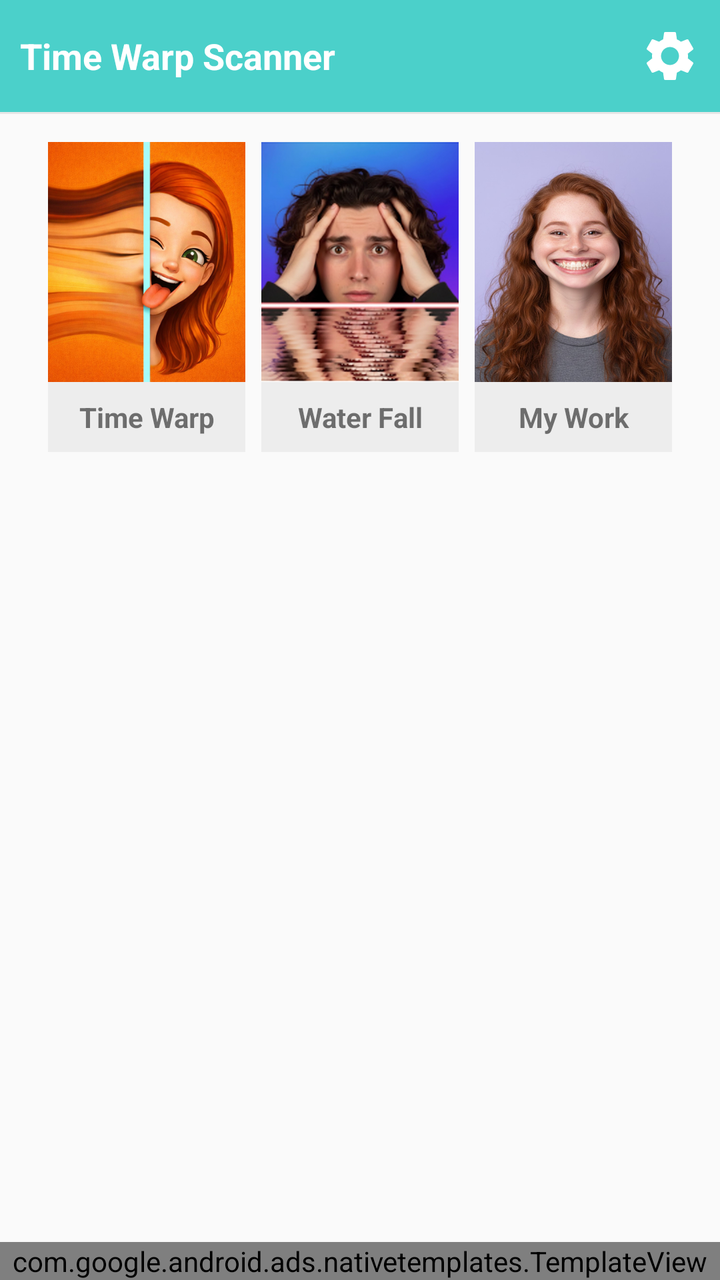
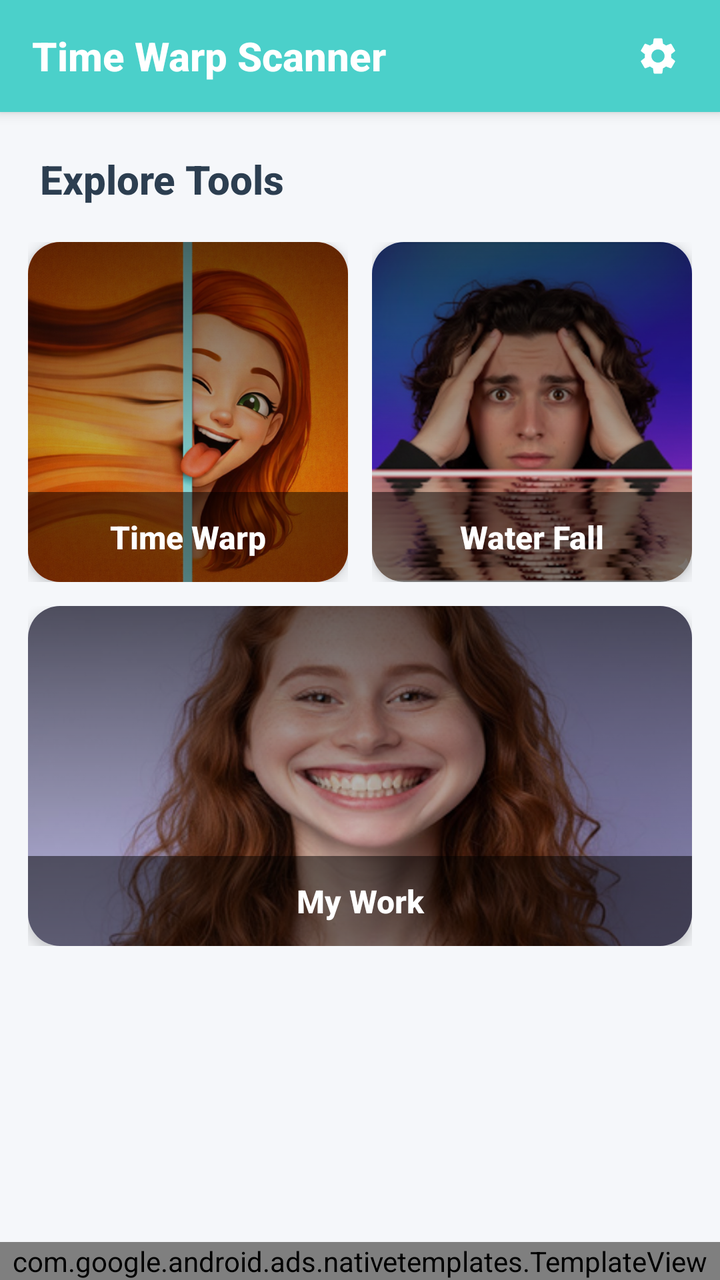

Screens rendered from an Android XML layout before and after an edit, with the pre-edit source and the edit as a unified diff.
<!-- AndroidManifest.xml: application theme TimeWarpScanner -->
<!-- res/layout/activity_main.xml -->
<?xml version="1.0" encoding="utf-8"?>
<RelativeLayout xmlns:android="http://schemas.android.com/apk/res/android"
    xmlns:app="http://schemas.android.com/apk/res-auto"
    android:layout_width="match_parent"
    android:layout_height="match_parent">

    <LinearLayout
        android:layout_above="@+id/btm1"
        android:layout_width="match_parent"
        android:layout_height="match_parent"
        android:orientation="vertical">

        
        <RelativeLayout
            android:layout_width="match_parent"
            android:layout_height="?attr/actionBarSize"
            android:background="@color/primarymain">

            <TextView
                android:layout_width="wrap_content"
                android:layout_height="wrap_content"
                android:layout_centerVertical="true"
                android:layout_marginLeft="10dp"
                android:text="@string/app_name"
                android:textColor="@color/white"
                android:textSize="18sp"
                android:textStyle="bold" />

            <ImageView
                android:id="@+id/settings"
                android:layout_width="@dimen/_30sdp"
                android:layout_height="@dimen/_30sdp"
                android:layout_alignParentRight="true"
                android:src="@drawable/ic_setting"
                android:layout_centerVertical="true"
                android:layout_marginRight="@dimen/_10sdp"
                app:tint="@color/white"/>
        </RelativeLayout>

        <View
            android:layout_width="match_parent"
            android:layout_height="1dp"
            android:background="#e6e6e6" />

        <androidx.core.widget.NestedScrollView
            android:layout_width="match_parent"
            android:layout_height="wrap_content">

            <LinearLayout
                android:layout_width="match_parent"
                android:layout_height="wrap_content"
                android:orientation="vertical">

                
                <LinearLayout
                    android:layout_width="match_parent"
                    android:layout_height="wrap_content"
                    android:layout_marginLeft="@dimen/_20sdp"
                    android:layout_marginRight="@dimen/_20sdp"
                    android:layout_marginTop="@dimen/_10sdp"
                    android:orientation="horizontal">

                    
                    <LinearLayout
                        android:layout_width="0dp"
                        android:layout_height="wrap_content"
                        android:layout_weight="1"
                        android:orientation="vertical"
                        android:padding="4dp">

                        <ImageView
                            android:id="@+id/iv_wrap_image"
                            android:layout_width="match_parent"
                            android:layout_height="120dp"
                            android:scaleType="centerCrop"
                            android:src="@drawable/time_wrap"/>

                        <TextView
                            android:layout_width="match_parent"
                            android:layout_height="35dp"
                            android:gravity="center"
                            android:text="Time Warp"
                            android:textStyle="bold"
                            android:background="#EDEDED"/>
                    </LinearLayout>

                    
                    <LinearLayout
                        android:layout_width="0dp"
                        android:layout_height="wrap_content"
                        android:layout_weight="1"
                        android:orientation="vertical"
                        android:padding="4dp">

                        <ImageView
                            android:id="@+id/iv_waterfall_video"
                            android:layout_width="match_parent"
                            android:layout_height="120dp"
                            android:scaleType="centerCrop"
                            android:src="@drawable/time_water"/>

                        <TextView
                            android:layout_width="match_parent"
                            android:layout_height="35dp"
                            android:gravity="center"
                            android:text="Water Fall"
                            android:textStyle="bold"
                            android:background="#EDEDED"/>
                    </LinearLayout>

                    
                    <LinearLayout
                        android:layout_width="0dp"
                        android:layout_height="wrap_content"
                        android:layout_weight="1"
                        android:orientation="vertical"
                        android:padding="4dp">

                        <ImageView
                            android:id="@+id/iv_wrap_video"
                            android:layout_width="match_parent"
                            android:layout_height="120dp"
                            android:scaleType="centerCrop"
                            android:src="@drawable/body"/>

                        <TextView
                            android:layout_width="match_parent"
                            android:layout_height="35dp"
                            android:gravity="center"
                            android:text="My Work"
                            android:textStyle="bold"
                            android:background="#EDEDED"/>
                    </LinearLayout>

                </LinearLayout>

            </LinearLayout>
        </androidx.core.widget.NestedScrollView>
    </LinearLayout>

    <com.google.android.ads.nativetemplates.TemplateView
        android:id="@+id/my_template"
        app:gnt_template_type="@layout/gnt_medium_template_view_new"
        android:layout_width="match_parent"
        android:layout_height="wrap_content"
        android:layout_marginTop="12dp"
        android:layout_alignParentBottom="true"/>

    
    <RelativeLayout
        android:id="@+id/btm1"
        android:layout_width="match_parent"
        android:layout_height="70dp"
        android:layout_alignParentBottom="true"/>

</RelativeLayout>
<!-- resources referenced by this layout -->
<resources>
  <color name="primarymain">#4BD0CA</color>
  <color name="white">#FFFFFF</color>
  <dimen name="_10sdp">10dp</dimen>
  <dimen name="_20sdp">20dp</dimen>
  <dimen name="_30sdp">30dp</dimen>
  <!-- drawable body: png bitmap (drawable, 274009 bytes) -->
  <!-- drawable ic_setting (drawable) -->
  <?xml version="1.0" encoding="utf-8"?>
  <vector xmlns:android="http://schemas.android.com/apk/res/android" xmlns:app="http://schemas.android.com/apk/res-auto" xmlns:aapt="http://schemas.android.com/aapt" android:height="24dp" android:width="24dp" android:viewportWidth="24" android:viewportHeight="24">
      <path android:fillColor="@android:color/black" android:pathData="M19.14,12.94c0.04,-0.3 0.06,-0.61 0.06,-0.94c0,-0.32 -0.02,-0.64 -0.07,-0.94l2.03,-1.58c0.18,-0.14 0.23,-0.41 0.12,-0.61l-1.92,-3.32c-0.12,-0.22 -0.37,-0.29 -0.59,-0.22l-2.39,0.96c-0.5,-0.38 -1.03,-0.7 -1.62,-0.94L14.4,2.81c-0.04,-0.24 -0.24,-0.41 -0.48,-0.41h-3.84c-0.24,0 -0.43,0.17 -0.47,0.41L9.25,5.35C8.66,5.59 8.12,5.92 7.63,6.29L5.24,5.33c-0.22,-0.08 -0.47,0 -0.59,0.22L2.74,8.87C2.62,9.08 2.66,9.34 2.86,9.48l2.03,1.58C4.84,11.36 4.8,11.69 4.8,12s0.02,0.64 0.07,0.94l-2.03,1.58c-0.18,0.14 -0.23,0.41 -0.12,0.61l1.92,3.32c0.12,0.22 0.37,0.29 0.59,0.22l2.39,-0.96c0.5,0.38 1.03,0.7 1.62,0.94l0.36,2.54c0.05,0.24 0.24,0.41 0.48,0.41h3.84c0.24,0 0.44,-0.17 0.47,-0.41l0.36,-2.54c0.59,-0.24 1.13,-0.56 1.62,-0.94l2.39,0.96c0.22,0.08 0.47,0 0.59,-0.22l1.92,-3.32c0.12,-0.22 0.07,-0.47 -0.12,-0.61L19.14,12.94zM12,15.6c-1.98,0 -3.6,-1.62 -3.6,-3.6s1.62,-3.6 3.6,-3.6s3.6,1.62 3.6,3.6S13.98,15.6 12,15.6z"/>
  </vector>
  <!-- drawable time_water: png bitmap (drawable, 284081 bytes) -->
  <!-- drawable time_wrap: png bitmap (drawable, 360851 bytes) -->
  <string name="app_name">Time Warp Scanner</string>
  <style name="TimeWarpScanner" parent="Theme.AppCompat.Light.NoActionBar">
          <item name="android:windowDrawsSystemBarBackgrounds">true</item>
          <item name="android:statusBarColor">?attr/colorPrimaryVariant</item>
          <item name="colorOnPrimary">@color/white</item>
          <item name="colorOnSecondary">@color/black</item>
          <item name="colorPrimary">@color/white</item>
          <item name="colorPrimaryVariant">@color/white</item>
          <item name="colorSecondary">@color/teal_200</item>
          <item name="colorSecondaryVariant">@color/teal_700</item>
      </style>
  <color name="black">#000000</color>
  <color name="teal_200">#ff03dac5</color>
  <color name="teal_700">#ff018786</color>
</resources>

<!-- the commit's change to res/layout/activity_main.xml (unified diff, before → after) -->
@@ -2,62 +2,81 @@
 <RelativeLayout xmlns:android="http://schemas.android.com/apk/res/android"
     xmlns:app="http://schemas.android.com/apk/res-auto"
     android:layout_width="match_parent"
-    android:layout_height="match_parent">
+    android:layout_height="match_parent"
+    android:background="#F5F7FA">
 
     <LinearLayout
-        android:layout_above="@+id/btm1"
         android:layout_width="match_parent"
         android:layout_height="match_parent"
         android:orientation="vertical">
 
         
-        <RelativeLayout
+        <androidx.cardview.widget.CardView
             android:layout_width="match_parent"
             android:layout_height="?attr/actionBarSize"
-            android:background="@color/primarymain">
-
-            <TextView
-                android:layout_width="wrap_content"
-                android:layout_height="wrap_content"
-                android:layout_centerVertical="true"
-                android:layout_marginLeft="10dp"
-                android:text="@string/app_name"
-                android:textColor="@color/white"
-                android:textSize="18sp"
-                android:textStyle="bold" />
-
-            <ImageView
-                android:id="@+id/settings"
-                android:layout_width="@dimen/_30sdp"
-                android:layout_height="@dimen/_30sdp"
-                android:layout_alignParentRight="true"
-                android:src="@drawable/ic_setting"
-                android:layout_centerVertical="true"
-                android:layout_marginRight="@dimen/_10sdp"
-                app:tint="@color/white"/>
-        </RelativeLayout>
-
-        <View
+            app:cardCornerRadius="0dp"
+            app:cardElevation="4dp"
+            android:backgroundTint="@color/primarymain">
+
+            <RelativeLayout
+                android:layout_width="match_parent"
+                android:layout_height="match_parent"
+                android:background="@color/primarymain">
+
+                <TextView
+                    android:layout_width="wrap_content"
+                    android:layout_height="wrap_content"
+                    android:layout_centerVertical="true"
+                    android:layout_marginLeft="16dp"
+                    android:text="@string/app_name"
+                    android:textColor="@color/white"
+                    android:textSize="20sp"
+                    android:textStyle="bold"
+                    android:fontFamily="sans-serif-medium" />
+
+                <ImageView
+                    android:id="@+id/settings"
+                    android:layout_width="@dimen/_30sdp"
+                    android:layout_height="@dimen/_30sdp"
+                    android:layout_alignParentRight="true"
+                    android:layout_centerVertical="true"
+                    android:layout_marginRight="16dp"
+                    android:src="@drawable/ic_setting"
+                    app:tint="@color/white"
+                    android:padding="4dp" />
+            </RelativeLayout>
+        </androidx.cardview.widget.CardView>
+
+        
+        <TextView
             android:layout_width="match_parent"
-            android:layout_height="1dp"
-            android:background="#e6e6e6" />
+            android:layout_height="wrap_content"
+            android:text="Explore Tools"
+            android:textSize="20sp"
+            android:textStyle="bold"
+            android:textColor="#2C3E50"
+            android:paddingStart="20dp"
+            android:paddingEnd="20dp"
+            android:paddingTop="20dp"
+            android:paddingBottom="12dp"
+            android:fontFamily="sans-serif-medium" />
 
         <androidx.core.widget.NestedScrollView
             android:layout_width="match_parent"
-            android:layout_height="wrap_content">
+            android:layout_height="match_parent"
+            android:paddingBottom="8dp">
 
             <LinearLayout
                 android:layout_width="match_parent"
                 android:layout_height="wrap_content"
-                android:orientation="vertical">
+                android:orientation="vertical"
+                android:paddingStart="8dp"
+                android:paddingEnd="8dp">
 
                 
                 <LinearLayout
                     android:layout_width="match_parent"
                     android:layout_height="wrap_content"
-                    android:layout_marginLeft="@dimen/_20sdp"
-                    android:layout_marginRight="@dimen/_20sdp"
-                    android:layout_marginTop="@dimen/_10sdp"
                     android:orientation="horizontal">
 
                     
@@ -66,22 +85,46 @@
                         android:layout_height="wrap_content"
                         android:layout_weight="1"
                         android:orientation="vertical"
-                        android:padding="4dp">
-
-                        <ImageView
-                            android:id="@+id/iv_wrap_image"
+                        android:padding="6dp"
+                        android:clickable="true"
+                        android:focusable="true"
+                        android:foreground="?attr/selectableItemBackground">
+
+                        <androidx.cardview.widget.CardView
                             android:layout_width="match_parent"
-                            android:layout_height="120dp"
-                            android:scaleType="centerCrop"
-                            android:src="@drawable/time_wrap"/>
-
-                        <TextView
-                            android:layout_width="match_parent"
-                            android:layout_height="35dp"
-                            android:gravity="center"
-                            android:text="Time Warp"
-                            android:textStyle="bold"
-                            android:background="#EDEDED"/>
+                            android:layout_height="170dp"
+                            app:cardCornerRadius="16dp"
+                            app:cardElevation="4dp">
+
+                            <RelativeLayout
+                                android:layout_width="match_parent"
+                                android:layout_height="match_parent">
+
+                                <ImageView
+                                    android:id="@+id/iv_wrap_image"
+                                    android:layout_width="match_parent"
+                                    android:layout_height="match_parent"
+                                    android:scaleType="centerCrop"
+                                    android:src="@drawable/time_wrap"/>
+
+                                <View
+                                    android:layout_width="match_parent"
+                                    android:layout_height="match_parent"
+                                    android:background="@drawable/gradient_overlay"/>
+
+                                <TextView
+                                    android:layout_width="match_parent"
+                                    android:layout_height="45dp"
+                                    android:layout_alignParentBottom="true"
+                                    android:gravity="center"
+                                    android:text="Time Warp"
+                                    android:textColor="#FFFFFF"
+                                    android:textSize="16sp"
+                                    android:textStyle="bold"
+                                    android:background="#80000000"
+                                    android:fontFamily="sans-serif-medium"/>
+                            </RelativeLayout>
+                        </androidx.cardview.widget.CardView>
                     </LinearLayout>
 
                     
@@ -90,46 +133,102 @@
                         android:layout_height="wrap_content"
                         android:layout_weight="1"
                         android:orientation="vertical"
-                        android:padding="4dp">
-
-                        <ImageView
-                            android:id="@+id/iv_waterfall_video"
+                        android:padding="6dp"
+                        android:clickable="true"
+                        android:focusable="true"
+                        android:foreground="?attr/selectableItemBackground">
+
+                        <androidx.cardview.widget.CardView
                             android:layout_width="match_parent"
-                            android:layout_height="120dp"
-                            android:scaleType="centerCrop"
-                            android:src="@drawable/time_water"/>
-
-                        <TextView
-                            android:layout_width="match_parent"
-                            android:layout_height="35dp"
-                            android:gravity="center"
-                            android:text="Water Fall"
-                            android:textStyle="bold"
-                            android:background="#EDEDED"/>
+                            android:layout_height="170dp"
+                            app:cardCornerRadius="16dp"
+                            app:cardElevation="4dp">
+
+                            <RelativeLayout
+                                android:layout_width="match_parent"
+                                android:layout_height="match_parent">
+
+                                <ImageView
+                                    android:id="@+id/iv_waterfall_video"
+                                    android:layout_width="match_parent"
+                                    android:layout_height="match_parent"
+                                    android:scaleType="centerCrop"
+                                    android:src="@drawable/time_water"/>
+
+                                <View
+                                    android:layout_width="match_parent"
+                                    android:layout_height="match_parent"
+                                    android:background="@drawable/gradient_overlay"/>
+
+                                <TextView
+                                    android:layout_width="match_parent"
+                                    android:layout_height="45dp"
+                                    android:layout_alignParentBottom="true"
+                                    android:gravity="center"
+                                    android:text="Water Fall"
+                                    android:textColor="#FFFFFF"
+                                    android:textSize="16sp"
+                                    android:textStyle="bold"
+                                    android:background="#80000000"
+                                    android:fontFamily="sans-serif-medium"/>
+                            </RelativeLayout>
+                        </androidx.cardview.widget.CardView>
                     </LinearLayout>
 
-                    
+                </LinearLayout>
+
+                
+                <LinearLayout
+                    android:layout_width="match_parent"
+                    android:layout_height="wrap_content"
+                    android:orientation="horizontal"
+                    android:gravity="center">
+
                     <LinearLayout
                         android:layout_width="0dp"
                         android:layout_height="wrap_content"
-                        android:layout_weight="1"
+                        android:layout_weight="0.5"
                         android:orientation="vertical"
-                        android:padding="4dp">
-
-                        <ImageView
-                            android:id="@+id/iv_wrap_video"
+                        android:padding="6dp"
+                        android:clickable="true"
+                        android:focusable="true"
+                        android:foreground="?attr/selectableItemBackground">
+
+                        <androidx.cardview.widget.CardView
                             android:layout_width="match_parent"
-                            android:layout_height="120dp"
-                            android:scaleType="centerCrop"
-                            android:src="@drawable/body"/>
-
-                        <TextView
-                            android:layout_width="match_parent"
-                            android:layout_height="35dp"
-                            android:gravity="center"
-                            android:text="My Work"
-                            android:textStyle="bold"
-                            android:background="#EDEDED"/>
+                            android:layout_height="170dp"
+                            app:cardCornerRadius="16dp"
+                            app:cardElevation="4dp">
+
+                            <RelativeLayout
+                                android:layout_width="match_parent"
+                                android:layout_height="match_parent">
+
+                                <ImageView
+                                    android:id="@+id/iv_wrap_video"
+                                    android:layout_width="match_parent"
+                                    android:layout_height="match_parent"
+                                    android:scaleType="centerCrop"
+                                    android:src="@drawable/body"/>
+
+                                <View
+                                    android:layout_width="match_parent"
+                                    android:layout_height="match_parent"
+                                    android:background="@drawable/gradient_overlay"/>
+
+                                <TextView
+                                    android:layout_width="match_parent"
+                                    android:layout_height="45dp"
+                                    android:layout_alignParentBottom="true"
+                                    android:gravity="center"
+                                    android:text="My Work"
+                                    android:textColor="#FFFFFF"
+                                    android:textSize="16sp"
+                                    android:textStyle="bold"
+                                    android:background="#80000000"
+                                    android:fontFamily="sans-serif-medium"/>
+                            </RelativeLayout>
+                        </androidx.cardview.widget.CardView>
                     </LinearLayout>
 
                 </LinearLayout>
@@ -140,17 +239,10 @@
 
     <com.google.android.ads.nativetemplates.TemplateView
         android:id="@+id/my_template"
-        app:gnt_template_type="@layout/gnt_medium_template_view_new"
+        app:gnt_template_type="@layout/gnt_small_template_view"
         android:layout_width="match_parent"
         android:layout_height="wrap_content"
-        android:layout_marginTop="12dp"
         android:layout_alignParentBottom="true"/>
 
-    
-    <RelativeLayout
-        android:id="@+id/btm1"
-        android:layout_width="match_parent"
-        android:layout_height="70dp"
-        android:layout_alignParentBottom="true"/>
 
 </RelativeLayout>
<!-- resource entries referenced after the edit -->
@@ -2,10 +2,17 @@
 <resources>
   <color name="primarymain">#4BD0CA</color>
   <color name="white">#FFFFFF</color>
-  <dimen name="_10sdp">10dp</dimen>
-  <dimen name="_20sdp">20dp</dimen>
   <dimen name="_30sdp">30dp</dimen>
   <!-- drawable body: png bitmap (drawable, 274009 bytes) -->
+  <!-- drawable gradient_overlay (drawable) -->
+  <?xml version="1.0" encoding="utf-8"?>
+  <shape xmlns:android="http://schemas.android.com/apk/res/android">
+      <gradient
+          android:angle="90"
+          android:startColor="#00000000"
+          android:endColor="#99000000"
+          android:type="linear"/>
+  </shape>
   <!-- drawable ic_setting (drawable) -->
   <?xml version="1.0" encoding="utf-8"?>
   <vector xmlns:android="http://schemas.android.com/apk/res/android" xmlns:app="http://schemas.android.com/apk/res-auto" xmlns:aapt="http://schemas.android.com/aapt" android:height="24dp" android:width="24dp" android:viewportWidth="24" android:viewportHeight="24">
@@ -16,8 +23,8 @@
   <string name="app_name">Time Warp Scanner</string>
   <style name="TimeWarpScanner" parent="Theme.AppCompat.Light.NoActionBar">
           <item name="android:windowDrawsSystemBarBackgrounds">true</item>
-          <item name="android:statusBarColor">?attr/colorPrimaryVariant</item>
-          <item name="colorOnPrimary">@color/white</item>
+          <item name="android:statusBarColor">@color/teal_700</item>
+          <item name="colorOnPrimary">@color/teal_700</item>
           <item name="colorOnSecondary">@color/black</item>
           <item name="colorPrimary">@color/white</item>
           <item name="colorPrimaryVariant">@color/white</item>
